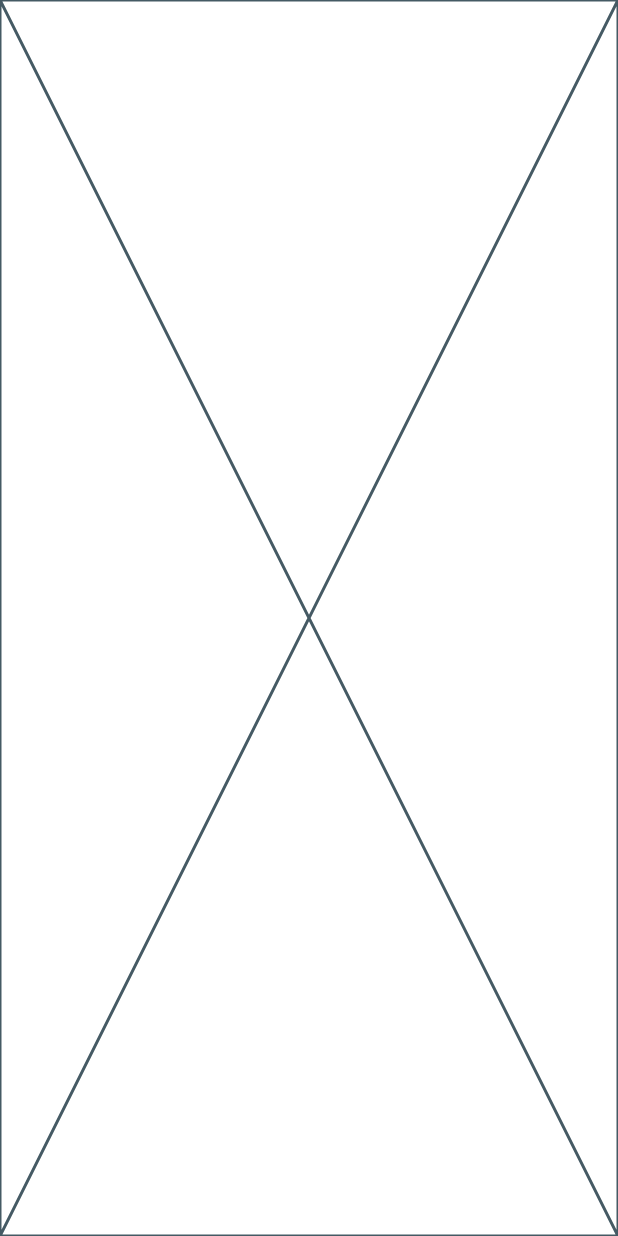
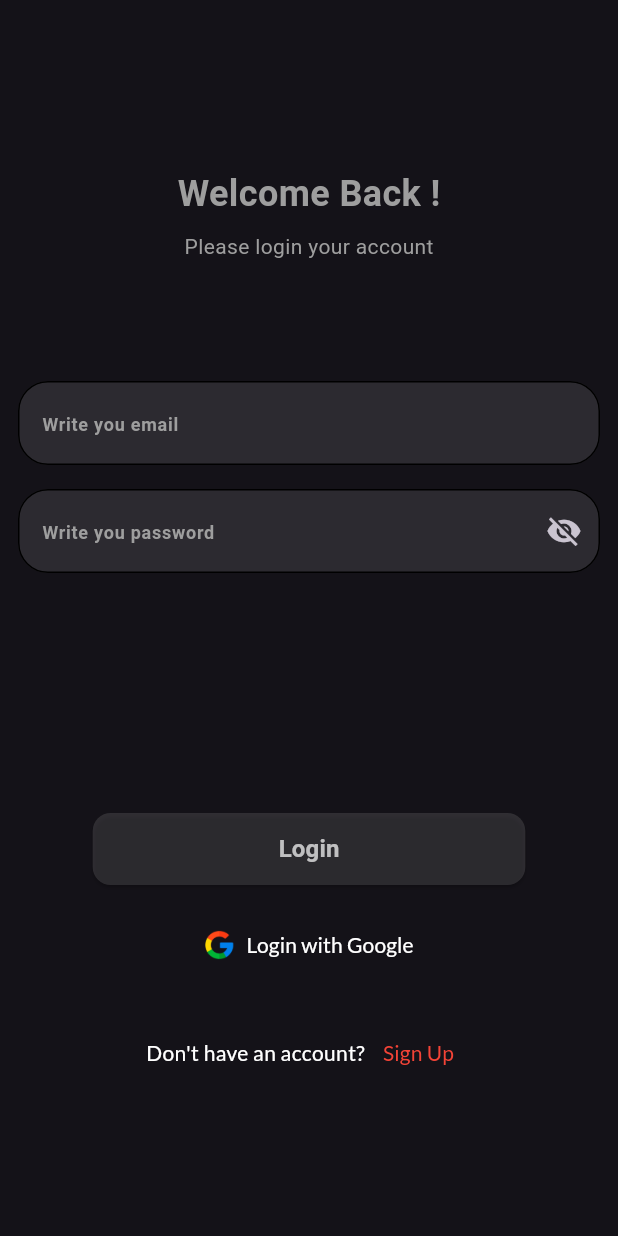
Before and after one commit to DinOfficial/food_nest, a Flutter app: the screen it shows after launch, after a tap on "Skip", on a phone screen of 412 x 824 dp. Run offline on Flutter 3.47's test engine with Material 3 defaults, Android fonts, the light colour scheme and no system bars; our stand-ins replace google_fonts, introduction_screen.

Commit message:
login screen ui complete

```diff
--- a/lib/app.dart
+++ b/lib/app.dart
@@ -1,5 +1,6 @@
 import 'package:flutter/material.dart';
-import 'package:food_nest/ui/on_boarding/on_boarding_screen.dart';
+import 'package:food_nest/ui/screens/login_screen.dart';
+import 'package:food_nest/ui/screens/on_boarding_screen.dart';
 import 'package:food_nest/ui/screens/skeleton_screen.dart';
 import 'package:food_nest/ui/screens/splash_screen.dart';
 
@@ -14,6 +15,24 @@ class _FoodNestAppState extends State<FoodNestApp> {
   @override
   Widget build(BuildContext context) {
     return MaterialApp(
+      theme: ThemeData(
+        inputDecorationTheme: InputDecorationTheme(
+          hintStyle: TextStyle(color: Colors.grey, fontSize: 12, fontWeight: FontWeight.bold),
+          filled: true,
+          fillColor: Colors.white10,
+          border: OutlineInputBorder(borderRadius: BorderRadius.circular(20)),
+          enabledBorder: OutlineInputBorder(borderRadius: BorderRadius.circular(20)),
+          focusedBorder: OutlineInputBorder(borderRadius: BorderRadius.circular(20)),
+        ),
+       elevatedButtonTheme: ElevatedButtonThemeData(
+         style: ElevatedButton.styleFrom(
+           backgroundColor:Colors.white12,
+           foregroundColor: Colors.white70,
+           shape: RoundedRectangleBorder(borderRadius: BorderRadius.circular(12))
+         )
+       ),
+       brightness: Brightness.dark,
+      ),
       debugShowCheckedModeBanner: false,
       title: 'Food Nest',
       initialRoute: '/',
@@ -21,6 +40,7 @@ class _FoodNestAppState extends State<FoodNestApp> {
         SplashScreen.name: (_) => SplashScreen(),
         OnBoardingScreen.name: (_)=> OnBoardingScreen(),
         SkeletonScreen.name:(_)=>SkeletonScreen(),
+        LoginScreen.name:(_)=>LoginScreen(),
       },
     );
   }
--- a/lib/ui/on_boarding/first_onboarding_screen.dart
+++ /dev/null
@@ -1,16 +0,0 @@
-import 'package:flutter/material.dart';
-
-class FirstOnboardingScreen extends StatelessWidget {
-  const FirstOnboardingScreen({super.key});
-
-  @override
-  Widget build(BuildContext context) {
-    return Column(
-      mainAxisAlignment: .start,
-      crossAxisAlignment: .start,
-      children: [
-
-      ],
-    );
-  }
-}
--- /dev/null
+++ b/lib/ui/screens/login_screen.dart
@@ -0,0 +1,100 @@
+import 'package:flutter/material.dart';
+import 'package:food_nest/ui/widgets/sub_heading.dart';
+import 'package:google_fonts/google_fonts.dart';
+
+import '../widgets/heading_text.dart';
+
+class LoginScreen extends StatefulWidget {
+  const LoginScreen({super.key});
+
+  static String name = 'login';
+
+  @override
+  State<LoginScreen> createState() => _LoginScreenState();
+}
+
+class _LoginScreenState extends State<LoginScreen> {
+  bool _isShowPassword = false;
+
+  @override
+  Widget build(BuildContext context) {
+    return Scaffold(
+      body: SingleChildScrollView(
+        padding: EdgeInsets.all(12),
+        child: SizedBox(
+          width: double.infinity,
+          child: Column(
+            mainAxisAlignment: .center,
+            crossAxisAlignment: .center,
+            children: [
+              const SizedBox(height: 100),
+              HeadingText(title: 'Welcome Back !'),
+              const SizedBox(height: 8),
+              SubHeading(title: 'Please login your account'),
+              const SizedBox(height: 80),
+              TextFormField(decoration: InputDecoration(hintText: 'Write you email')),
+              const SizedBox(height: 16),
+              TextFormField(
+                obscureText: !_isShowPassword,
+                decoration: InputDecoration(
+                  hintText: 'Write you password',
+                  suffixIcon: IconButton(
+                    onPressed: () {
+                      setState(() {
+                        _isShowPassword = !_isShowPassword;
+                      });
+                    },
+                    icon: Icon(_isShowPassword ? Icons.visibility : Icons.visibility_off),
+                  ),
+                ),
+              ),
+              const SizedBox(height: 160),
+              SizedBox(
+                width: MediaQuery.of(context).size.width * .7,
+                height: 48,
+                child: ElevatedButton(
+                  onPressed: () {},
+                  child: Text('Login', style: TextStyle(fontWeight: FontWeight.w600, fontSize: 16)),
+                ),
+              ),
+              const SizedBox(height: 16),
+              TextButton(
+                onPressed: () {},
+                child: Row(
+                  mainAxisAlignment: .center,
+                  crossAxisAlignment: .center,
+                  children: [
+                    Image.asset('assets/images/g_logo.png', width: 20, height: 20),
+                    const SizedBox(width: 8),
+                    Text(
+                      'Login with Google',
+                      style: GoogleFonts.lato(fontSize: 14, color: Colors.white),
+                    ),
+                  ],
+                ),
+              ),
+              const SizedBox(height: 24),
+              Row(
+                mainAxisAlignment: .center,
+                crossAxisAlignment: .center,
+                children: [
+                  Text(
+                    'Don\'t have an account?',
+                    style: GoogleFonts.lato(fontSize: 14, color: Colors.white),
+                  ),
+                  TextButton(
+                    onPressed: () {},
+                    child: Text(
+                      'Sign Up',
+                      style: GoogleFonts.lato(fontSize: 14, color: Colors.red),
+                    ),
+                  ),
+                ],
+              ),
+            ],
+          ),
+        ),
+      ),
+    );
+  }
+}
--- a/lib/ui/on_boarding/on_boarding_screen.dart
+++ b/lib/ui/screens/on_boarding_screen.dart
@@ -1,10 +1,11 @@
 import 'dart:math';
 
 import 'package:flutter/material.dart';
+import 'package:food_nest/ui/screens/login_screen.dart';
 import 'package:google_fonts/google_fonts.dart';
 import 'package:introduction_screen/introduction_screen.dart';
 
-import '../screens/skeleton_screen.dart';
+import 'skeleton_screen.dart';
 
 class OnBoardingScreen extends StatefulWidget {
   const OnBoardingScreen({super.key});
@@ -19,7 +20,7 @@ class _OnBoardingScreenState extends State<OnBoardingScreen> {
   final GlobalKey<IntroductionScreenState> _introKey = GlobalKey<IntroductionScreenState>();
 
   void _onIntroEnd(BuildContext context) {
-    Navigator.pushNamedAndRemoveUntil(context, SkeletonScreen.name, (p) => false);
+    Navigator.pushNamedAndRemoveUntil(context, LoginScreen.name, (p) => false);
   }
 
   List<PageViewModel> onGetPages() {
@@ -196,7 +197,7 @@ class _OnBoardingScreenState extends State<OnBoardingScreen> {
             textStyle: TextStyle(color: Colors.white, fontWeight: FontWeight.bold),
           ),
         ),
-        next: Icon(Icons.arrow_circle_right, color: Colors.white, size: 24),
+        next: Icon(Icons.arrow_forward_ios, color: Colors.white, size: 24),
         done: Text(
           'Got Started',
           style: GoogleFonts.lato(
--- a/lib/ui/screens/splash_screen.dart
+++ b/lib/ui/screens/splash_screen.dart
@@ -1,7 +1,7 @@
 import 'dart:async';
 
 import 'package:flutter/material.dart';
-import 'package:food_nest/ui/on_boarding/on_boarding_screen.dart';
+import 'package:food_nest/ui/screens/on_boarding_screen.dart';
 
 class SplashScreen extends StatefulWidget {
   const SplashScreen({super.key});
--- /dev/null
+++ b/lib/ui/widgets/heading_text.dart
@@ -0,0 +1,23 @@
+import 'package:flutter/material.dart';
+import 'package:google_fonts/google_fonts.dart';
+
+class HeadingText extends StatelessWidget {
+  const HeadingText({
+    super.key, required this.title,
+  });
+  final String title;
+
+  @override
+  Widget build(BuildContext context) {
+    return Text(
+      title,
+      style: GoogleFonts.roboto(
+        textStyle: const TextStyle(
+          color: Colors.grey,
+          fontSize: 24,
+          fontWeight: FontWeight.w600,
+        ),
+      ),
+    );
+  }
+}
--- /dev/null
+++ b/lib/ui/widgets/sub_heading.dart
@@ -0,0 +1,17 @@
+import 'package:flutter/material.dart';
+import 'package:google_fonts/google_fonts.dart';
+
+class SubHeading extends StatelessWidget {
+  const SubHeading({
+    super.key, required this.title,
+  });
+  final String title;
+
+  @override
+  Widget build(BuildContext context) {
+    return Text(
+      title,
+      style: GoogleFonts.roboto(textStyle: const TextStyle(color: Colors.grey)),
+    );
+  }
+}
```
Also changed, not shown: assets/images/g_logo.png (added).
